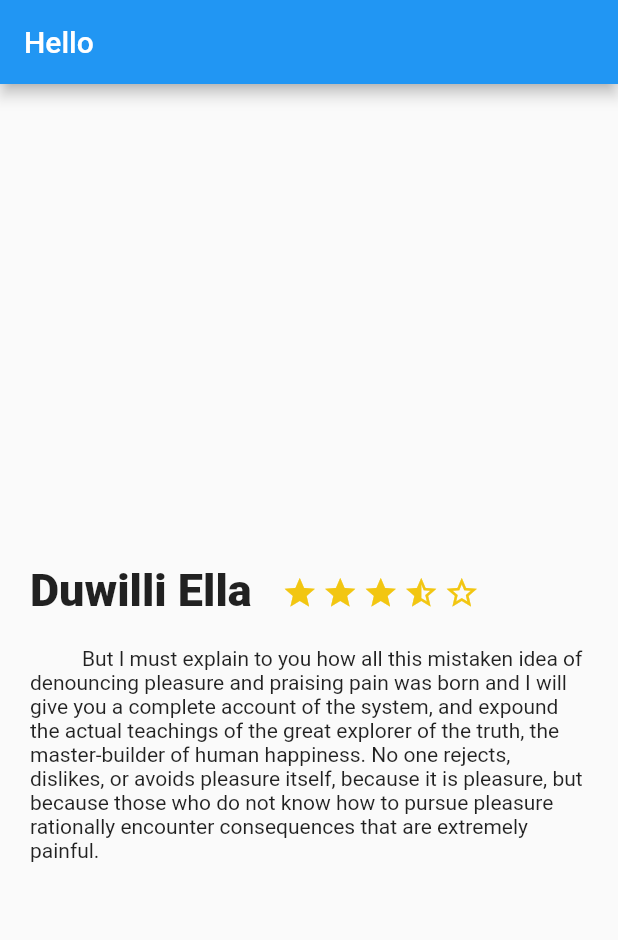
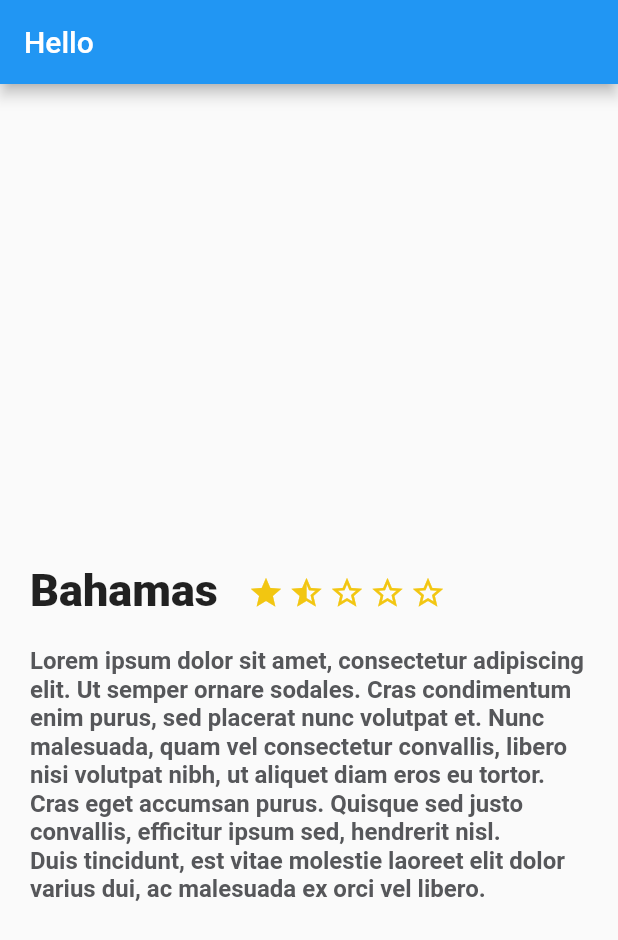
Before and after one commit to mariovzc/Trips-app-flutter, a Flutter app: the screen it shows after launch, on a phone screen of 412 x 824 dp. Shown: the top 940 px of the screen. Run offline on Flutter 3.47's test engine with Material 2 defaults, Android fonts, the phone set to English and light mode, and no system bars.

Commit message:
display stars with params

```diff
--- /dev/null
+++ b/lib/components/description_stars_widget.dart
@@ -0,0 +1,24 @@
+import 'package:flutter/material.dart';
+import 'star_widget.dart';
+
+Widget starsWidget(double numberOfStars){
+  List<Widget> rowStars = [];
+  for(int i=1; i<=5; i++){
+    rowStars.add(validateStarIconWidget(numberOfStars));
+    numberOfStars--;
+  }
+
+  return new Row(
+    children: rowStars,
+  );
+}
+
+Widget validateStarIconWidget(double numberOfStars){
+  if(numberOfStars >= 1.0){
+    return starsRender(Icons.star, Color(0XFFF2C611));
+  } else if (numberOfStars >= 0.5) {
+    return starsRender(Icons.star_half, Color(0XFFF2C611));
+  } else {
+    return starsRender(Icons.star_border, Color(0XFFF2C611));
+  }
+}
--- a/lib/components/description_text.dart
+++ b/lib/components/description_text.dart
@@ -8,7 +8,12 @@ Container descriptionText(String text) {
       right: 20
       ),
     child: Text(
-      text
+      text,
+      style: TextStyle(
+        fontSize: 16,
+        fontWeight: FontWeight.bold,
+        color: Color(0xFF56575a)
+      ),
     ),
   );
 }
--- a/lib/components/stars_place.dart
+++ b/lib/components/star_widget.dart
@@ -1,6 +1,6 @@
 import 'package:flutter/material.dart';
 
-Container startPlace(IconData icon, Color color) {
+Widget starsRender(IconData icon, Color color) {
   return Container(
     margin: EdgeInsets.only(
       top: 323,
--- a/lib/description_place.dart
+++ b/lib/description_place.dart
@@ -1,34 +1,29 @@
 import 'package:flutter/material.dart';
-import 'components/stars_place.dart';
 import 'components/title_place.dart';
 import 'components/description_text.dart';
+import 'components/description_stars_widget.dart';
 
 
 class DescriptionPlace extends StatelessWidget {
+    String namePlace;
+    double stars;
+    String descriptionPlace;
+
+  DescriptionPlace(this.namePlace, this.stars, this.descriptionPlace);
+
   @override
   Widget build(BuildContext context) {
     final header = Row(
       children: <Widget>[
-        titlePlace('Duwilli Ella'),
-        Row(
-          children: <Widget>[
-            startPlace(Icons.star, Color(0xFFf2C611)),
-            startPlace(Icons.star, Color(0xFFf2C611)),
-            startPlace(Icons.star, Color(0xFFf2C611)),
-            startPlace(Icons.star_half, Color(0xFFf2C611)),
-            startPlace(Icons.star_border, Color(0xFFf2C611)),
-          ],
-        )
+        titlePlace(namePlace),
+        starsWidget(stars)
       ],
     );
 
     return Column(
       children: <Widget>[
         header,
-        descriptionText(
-          '''
-          But I must explain to you how all this mistaken idea of denouncing pleasure and praising pain was born and I will give you a complete account of the system, and expound the actual teachings of the great explorer of the truth, the master-builder of human happiness. No one rejects, dislikes, or avoids pleasure itself, because it is pleasure, but because those who do not know how to pursue pleasure rationally encounter consequences that are extremely painful.
-          ''')
+        descriptionText(descriptionPlace),
       ],
     );
   }
--- /dev/null
+++ b/lib/extra/hard_strings.dart
@@ -0,0 +1,5 @@
+String dummyString() {
+  return (
+  '''Lorem ipsum dolor sit amet, consectetur adipiscing elit. Ut semper ornare sodales. Cras condimentum enim purus, sed placerat nunc volutpat et. Nunc malesuada, quam vel consectetur convallis, libero nisi volutpat nibh, ut aliquet diam eros eu tortor. Cras eget accumsan purus. Quisque sed justo convallis, efficitur ipsum sed, hendrerit nisl. \nDuis tincidunt, est vitae molestie laoreet elit dolor varius dui, ac malesuada ex orci vel libero.
+  ''');
+}
--- a/lib/main.dart
+++ b/lib/main.dart
@@ -1,6 +1,6 @@
 import 'package:flutter/material.dart';
 import 'description_place.dart';
-
+import 'extra/hard_strings.dart';
 
 void main() => runApp(MyApp());
 
@@ -17,7 +17,7 @@ class MyApp extends StatelessWidget {
         appBar: AppBar(
           title: Text('Hello'),
         ),
-        body: DescriptionPlace(),
+        body: DescriptionPlace('Bahamas', 1.5, dummyString()),
       )
     );
   }
```
